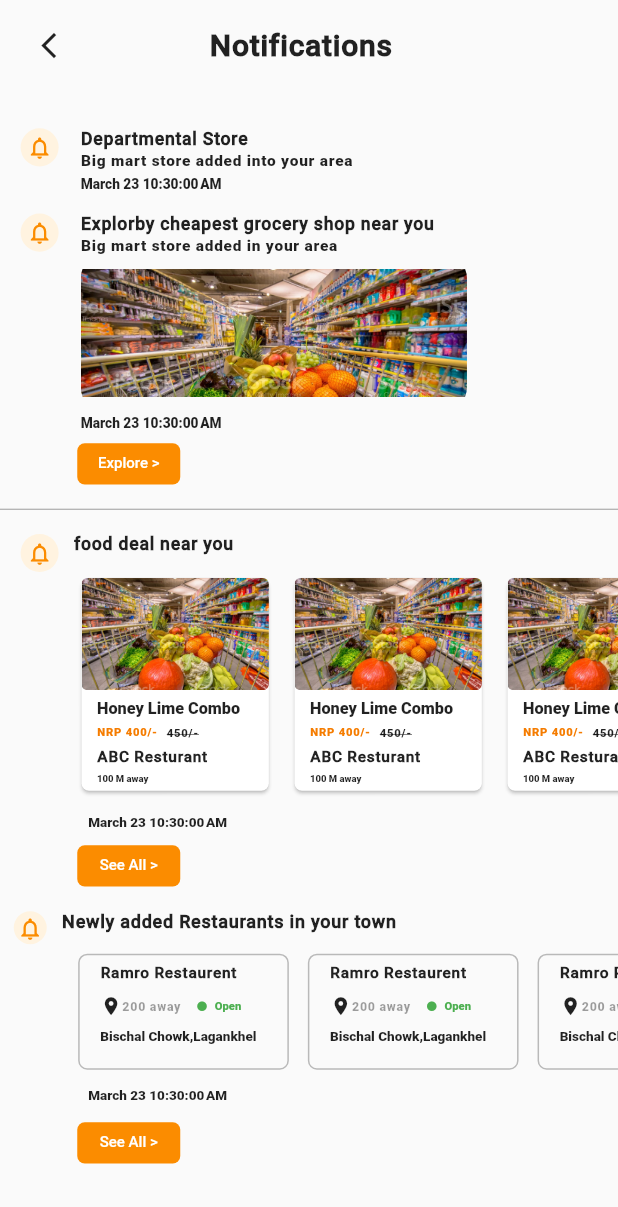
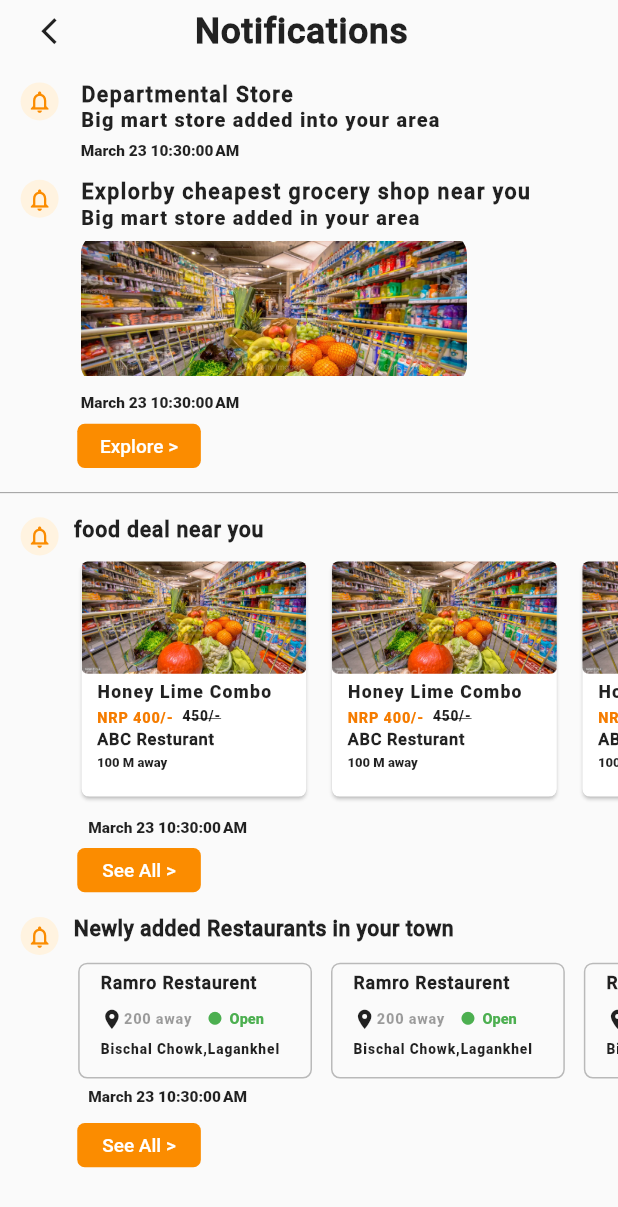
Before and after one commit to Gameofcode1/flutterproject, a Flutter app: the NotificationSystem screen opened directly, on a phone screen of 412 x 824 dp. Shown: the top 1207 px of the screen. Run offline on Flutter 3.47's test engine with Material 2 defaults, Android fonts, the phone set to English and light mode, and no system bars; our stand-ins replace font_awesome_flutter; Roboto replaces fonts that are missing (Roboro).

Commit message:
mobile responsive

```diff
--- a/lib/notification/constant.dart
+++ b/lib/notification/constant.dart
@@ -2,7 +2,7 @@ import 'package:flutter/material.dart';
 
 const kNotification = TextStyle(
   fontWeight: FontWeight.bold,
-  fontSize: 20.0,
+  fontSize: 22.0,
   fontFamily: "RoboroM",
   letterSpacing: 0.5,
 );
@@ -12,6 +12,7 @@ const kFoodDeal = TextStyle(
   fontFamily: "RoboroM",
   letterSpacing: 0.5,
 );
+
 const kFoodDealDes = TextStyle(
   fontSize: 9.0,
   fontWeight: FontWeight.normal,
--- a/lib/notification/notification.dart
+++ b/lib/notification/notification.dart
@@ -4,7 +4,6 @@ import 'constant.dart';
 import './models/notificationadder.dart';
 import 'package:intl/intl.dart';
 import './widgets/buttons.dart';
-
 import './models/addedresturents.dart';
 
 class NotificationSystem extends StatelessWidget {
@@ -17,7 +16,7 @@ class NotificationSystem extends StatelessWidget {
       body: SafeArea(
         child: Container(
           margin: EdgeInsets.only(
-            top: height / 45,
+            top: height / 120,
           ),
           child: Column(
             mainAxisSize: MainAxisSize.max,
@@ -30,27 +29,28 @@ class NotificationSystem extends StatelessWidget {
                     padding: EdgeInsets.only(left: width / 15),
                     child: Icon(
                       Icons.arrow_back_ios,
-                      size: height / 40,
+                      size: height / 39,
                     ),
                   ),
-                  Text("Notifications", style: kNotification),
+                  Text("Notifications",
+                      style: kNotification.copyWith(fontSize: height / 35)),
                   SizedBox(
                     width: width / 7,
                   )
                 ],
               ),
               Container(
-                  margin: EdgeInsets.only(top: height / 27, left: width / 30),
-                  height: height / 3.8,
+                  margin: EdgeInsets.only(top: height / 130, left: width / 30),
+                  height: height / 3.5,
                   width: double.infinity,
                   child: NotificationAdder()),
               Container(
-                  margin: EdgeInsets.only(left: width / 8, top: height / 120),
+                  margin: EdgeInsets.only(left: width / 8, top: height / 140),
                   child: NewButton(
                     titlee: "Explore >",
                   ),
-                  height: height / 30,
-                  width: width / 6,
+                  height: height / 28,
+                  width: width / 5,
                   decoration: BoxDecoration(
                     color: Colors.orange[600],
                     borderRadius: BorderRadius.circular(5.0),
@@ -81,60 +81,63 @@ class NotificationSystem extends StatelessWidget {
                         width: 10.0,
                       ),
                       Text("food deal near you",
-                          style: kFoodDeal.copyWith(fontSize: height / 70)),
+                          style: kFoodDeal.copyWith(fontSize: height / 58)),
                     ]),
               ),
               Container(
                 margin: EdgeInsets.only(left: width / 10, bottom: height / 130),
-                height: height / 5.5,
-                width: MediaQuery.of(context).size.width,
+                height: height / 5,
+                width: width,
                 child: FoodDealsAdder(),
               ),
               Container(
                 margin: EdgeInsets.only(
-                    left: width / 7, bottom: height / 90, top: height / 140),
+                    left: width / 7, bottom: height / 105, top: height / 200),
                 child: Text(
                     DateFormat.MMMMd().add_jms().format(
                           DateTime.now(),
                         ),
-                    style: kDateAndTime),
+                    style: kDateAndTime.copyWith(fontSize: height / 80)),
               ),
               Container(
                   margin: EdgeInsets.only(left: width / 8, bottom: height / 50),
                   child: NewButton(
                     titlee: "See All >",
                   ),
-                  height: height / 30,
-                  width: width / 6,
+                  height: height / 28,
+                  width: width / 5,
                   decoration: BoxDecoration(
                     color: Colors.orange[600],
                     borderRadius: BorderRadius.circular(5.0),
                   )),
               Container(
-                margin: EdgeInsets.only(left: width / 45),
+                margin: EdgeInsets.only(left: width / 30),
                 child: Row(
+                  mainAxisAlignment: MainAxisAlignment.start,
                   crossAxisAlignment: CrossAxisAlignment.start,
                   children: [
                     (CircleAvatar(
-                        radius: 11.0,
+                      radius: height / 65,
                       backgroundColor: Colors.orange[50],
                       child: Icon(
                         Icons.notifications_none,
+                        size: height / 47,
                         color: Colors.orange[600],
-                          size: height / 47,
                       ),
                     )),
                     SizedBox(
                       width: 10.0,
                     ),
                     Text("Newly added Restaurants in your town",
-                          style: kFoodDeal),
-                    ]),
+                        style: kFoodDeal.copyWith(
+                            fontSize: height / 58, letterSpacing: 0.3)),
+                  ],
+                ),
               ),
               Container(
                 margin: EdgeInsets.only(left: width / 9),
-                height: 90.0,
-                width: MediaQuery.of(context).size.width,
+                height: height / 10,
+                width: width,
                 child: AddedResturent(),
               ),
               Container(
@@ -144,15 +147,15 @@ class NotificationSystem extends StatelessWidget {
                     DateFormat.MMMMd().add_jms().format(
                           DateTime.now(),
                         ),
-                    style: kDateAndTime),
+                    style: kDateAndTime.copyWith(fontSize: height / 80)),
               ),
               Container(
-                  margin: EdgeInsets.only(left: width / 8, bottom: height / 70),
+                  margin: EdgeInsets.only(left: width / 8),
                   child: NewButton(
                     titlee: "See All >",
                   ),
-                  height: height / 30,
-                  width: width / 6,
+                  height: height / 28,
+                  width: width / 5,
                   decoration: BoxDecoration(
                     color: Colors.orange[600],
                     borderRadius: BorderRadius.circular(5.0),
--- a/lib/notification/widgets/addedresturent.dart
+++ b/lib/notification/widgets/addedresturent.dart
@@ -5,21 +5,26 @@ class AddedRestaurents extends StatelessWidget {
   final String restaurant;
   final int distance;
   final String detail;
- final Color activeicon;
- final Color status;
+  final Color activeicon;
+  final Color status;
 
-  AddedRestaurents({this.restaurant,this.distance,this.detail,this.activeicon,this.status});
+  AddedRestaurents(
+      {this.restaurant,
+      this.distance,
+      this.detail,
+      this.activeicon,
+      this.status});
 
   @override
-
   Widget build(BuildContext context) {
-    final height =MediaQuery.of(context).size.height;
-    final width=MediaQuery.of(context).size.width;
-
+    final height = MediaQuery.of(context).size.height;
+    final width = MediaQuery.of(context).size.width;
 
     return Container(
-      margin: EdgeInsets.all(height/130),
-      padding: EdgeInsets.only(left:width/30,right:width/20,top: height/150 ),
+      margin: EdgeInsets.only(
+          left: height / 130, right: height / 130, top: height / 160),
+      padding: EdgeInsets.only(
+          left: width / 30, right: width / 20, top: height / 150),
       decoration: BoxDecoration(
           border: Border.all(
             color: Colors.black26,
@@ -28,23 +33,43 @@ class AddedRestaurents extends StatelessWidget {
       child: Column(
         crossAxisAlignment: CrossAxisAlignment.start,
         children: [
-          Text(restaurant,style:kFoodDeal.copyWith(fontSize: height/80)),
+          Text(restaurant,
+              style: kFoodDeal.copyWith(
+                  fontSize: height / 70, letterSpacing: 0.6)),
           Container(
-            margin: EdgeInsets.only(top:height/90),
+            margin: EdgeInsets.only(top: height / 90),
             child: Row(
               children: [
-                Icon(Icons.place,size: height/57,),
-                Text("$distance away",style: kDistance.copyWith(fontSize: height/100),),
-                SizedBox(width:width/40),
-                Icon(Icons.circle,size: height/107,color: activeicon,),
-                 SizedBox(width:width/90),
-                Text("Open",style: kDateAndTime.copyWith(color: status,fontSize: height/110),)
+                Icon(
+                  Icons.place,
+                  size: height / 53,
+                ),
+                Text(
+                  "$distance away",
+                  style: kDistance.copyWith(fontSize: height / 85),
+                ),
+                SizedBox(width: width / 40),
+                Icon(
+                  Icons.circle,
+                  size: height / 80,
+                  color: activeicon,
+                ),
+                SizedBox(width: width / 90),
+                Text(
+                  "Open",
+                  style: kDateAndTime.copyWith(
+                      color: status, fontSize: height / 85),
+                )
               ],
             ),
           ),
           Padding(
-            padding:  EdgeInsets.only(top: height/100),
-            child: Text("Bischal Chowk,Lagankhel",style: kDateAndTime,),
+            padding: EdgeInsets.only(top: height / 110),
+            child: Text(
+              "Bischal Chowk,Lagankhel",
+              style: kDateAndTime.copyWith(
+                  fontSize: height / 90, letterSpacing: 0.6),
+            ),
           )
         ],
       ),
--- a/lib/notification/widgets/buttons.dart
+++ b/lib/notification/widgets/buttons.dart
@@ -1,16 +1,17 @@
 import 'package:flutter/material.dart';
 import '../constant.dart';
+
 class NewButton extends StatelessWidget {
-
   final String titlee;
   NewButton({this.titlee});
 
   @override
   Widget build(BuildContext context) {
+    final height = MediaQuery.of(context).size.height;
     return Center(
         child: Text(titlee,
             style: kNotification.copyWith(
-                fontSize: 10.0,
+                fontSize: height / 65,
                 fontWeight: FontWeight.normal,
                 letterSpacing: 0,
                 color: Colors.white)));
--- a/lib/notification/widgets/departmentalstore.dart
+++ b/lib/notification/widgets/departmentalstore.dart
@@ -1,7 +1,6 @@
 import 'package:flutter/material.dart';
 import '../constant.dart';
 import 'package:intl/intl.dart';
-
 
 class StoreDetail extends StatelessWidget {
   final IconData icons;
@@ -19,47 +18,52 @@ class StoreDetail extends StatelessWidget {
 
   @override
   Widget build(BuildContext context) {
-    final height=MediaQuery.of(context).size.height;
-    final width=MediaQuery.of(context).size.width;
+    final height = MediaQuery.of(context).size.height;
+    final width = MediaQuery.of(context).size.width;
 
     return Padding(
-      padding: EdgeInsets.only(top: height/60),
+      padding: EdgeInsets.only(top: height / 60),
       child: Row(
         crossAxisAlignment: CrossAxisAlignment.start,
         children: [
           (CircleAvatar(
-            radius: height/65,
+            radius: height / 65,
             backgroundColor: Colors.orange[50],
             child: Icon(
               icons,
-              size: height/47,
+              size: height / 47,
               color: Colors.orange[600],
             ),
           )),
           SizedBox(
-            width: width/28,
+            width: width / 28,
           ),
           Column(
             crossAxisAlignment: CrossAxisAlignment.start,
             children: [
-              Text(heading, style: kFoodDeal.copyWith(fontSize: height/70)),
+              Text(heading,
+                  style: kFoodDeal.copyWith(
+                      fontSize: height / 58, letterSpacing: 1)),
               SizedBox(
                 height: 1.0,
               ),
-              Text(description, style: kFoodDealDes.copyWith(fontSize: height/80,)),
+              Text(description,
+                  style: kFoodDealDes.copyWith(
+                      fontSize: height / 62, letterSpacing: 0.8)),
               SizedBox(
                 height: 1.0,
               ),
               (imagee == null)
                   ? SizedBox.shrink()
                   : Container(
-                      height: height/8,
-                      width: width/1.6,
+                      height: height / 8,
+                      width: width / 1.6,
                       decoration: BoxDecoration(),
                       child: ClipRRect(
                           borderRadius: BorderRadius.circular(15.0),
                           child: Padding(
-                            padding: EdgeInsets.only(top: height/95,bottom: height/95),
+                            padding: EdgeInsets.only(
+                                top: height / 145, bottom: height / 115),
                             child: Image(
                               fit: BoxFit.cover,
                               image: imagee,
@@ -67,16 +71,14 @@ class StoreDetail extends StatelessWidget {
                             ),
                           ))),
               SizedBox(
-                height: height/200,
+                height: height / 200,
               ),
-
               Text(
                 DateFormat.MMMMd().add_jms().format(
                       DateTime.now(),
                     ),
-                style: kDateAndTime.copyWith(fontSize: height/90),
+                style: kDateAndTime.copyWith(fontSize: height / 80),
               ),
-
             ],
           ),
         ],
--- a/lib/notification/widgets/fooddeals.dart
+++ b/lib/notification/widgets/fooddeals.dart
@@ -19,11 +19,11 @@ class FoodDeal extends StatelessWidget {
 
   @override
   Widget build(BuildContext context) {
-   final  height=MediaQuery.of(context).size.height;
-   final width=MediaQuery.of(context).size.width;
+    final height = MediaQuery.of(context).size.height;
+    final width = MediaQuery.of(context).size.width;
 
     return Container(
-      margin: EdgeInsets.only(left:width/45),
+      margin: EdgeInsets.only(left: width / 45),
       child: Card(
         elevation: 1,
         shape: RoundedRectangleBorder(
@@ -33,58 +33,60 @@ class FoodDeal extends StatelessWidget {
                 bottomLeft: Radius.circular(5.0),
                 bottomRight: Radius.circular(5.0))),
         child: Container(
-
           child: Column(
             crossAxisAlignment: CrossAxisAlignment.start,
             children: [
               ClipRRect(
                 borderRadius: BorderRadius.circular(4.0),
-                  child: Image(
+                child: Image(
                   fit: BoxFit.cover,
                   image: images,
-                  height:height/11,
-                  width: width/3.3,
+                  height: height / 11,
                 ),
               ),
-
               Padding(
-                padding: EdgeInsets.only(top: height/150,left: width/40),
-                child: Text(
-                  headings,
-                  style:kFoodDealDes.copyWith(fontSize: height/76,letterSpacing: 0)
-                ),
+                padding: EdgeInsets.only(top: height / 150, left: width / 40),
+                child: Text(headings,
+                    style: kFoodDealDes.copyWith(
+                        fontSize: height / 70, letterSpacing: 0.8)),
               ),
               Row(
                 children: [
                   Padding(
-                    padding: EdgeInsets.only(top: height/190,left: width/40),
+                    padding:
+                        EdgeInsets.only(top: height / 190, left: width / 40),
                     child: Text(
                       "NRP $prices/-".toString(),
-                     style:kFoodDealDes.copyWith(fontSize: height/110, color: Colors.orange[700],fontWeight: FontWeight.bold),
+                      style: kFoodDealDes.copyWith(
+                          fontSize: height / 85,
+                          color: Colors.orange[700],
+                          fontWeight: FontWeight.bold),
                     ),
                   ),
                   Padding(
-                    padding: EdgeInsets.only(top: height/150,left: width/70),
-                    child: Text(
-                      "$previousprice/-".toString(),
-                      style:kFoodDealDes.copyWith(fontSize: height/110,decoration:TextDecoration.lineThrough)),
+                    padding:
+                        EdgeInsets.only(top: height / 230, left: width / 70),
+                    child: Text("$previousprice/-".toString(),
+                        style: kFoodDealDes.copyWith(
+                            fontSize: height / 90,
+                            decoration: TextDecoration.lineThrough)),
                   ),
-
                 ],
               ),
               Padding(
-               padding: EdgeInsets.only(top: height/180,left: width/40),
+                padding: EdgeInsets.only(top: height / 300, left: width / 40),
                 child: Text(
                   resturents,
-                 style:kFoodDeal.copyWith(fontSize: height/80,
-                  ),
+                  style: kFoodDeal.copyWith(
+                      fontSize: height / 75, letterSpacing: 0.5),
                 ),
               ),
               Padding(
-                padding: EdgeInsets.only(top: height/150,left: width/40),
+                padding: EdgeInsets.only(top: height / 250, left: width / 40),
                 child: Text(
                   "$distance M away".toString(),
-                  style:kFoodDealDes.copyWith(fontSize: height/130,letterSpacing: 0),
+                  style: kFoodDealDes.copyWith(
+                      fontSize: height / 95, letterSpacing: 0),
                 ),
               ),
             ],
```
Also changed, not shown: lib/editpage/constant.dart (+2 -7 lines), lib/editpage/edit.dart (+53 -36 lines), lib/profile/widgets/newcard.dart (+11 -21 lines), lib/commingsoon/commingsoon.dart (added). Lines whose indentation alone changed are shown as unchanged.
